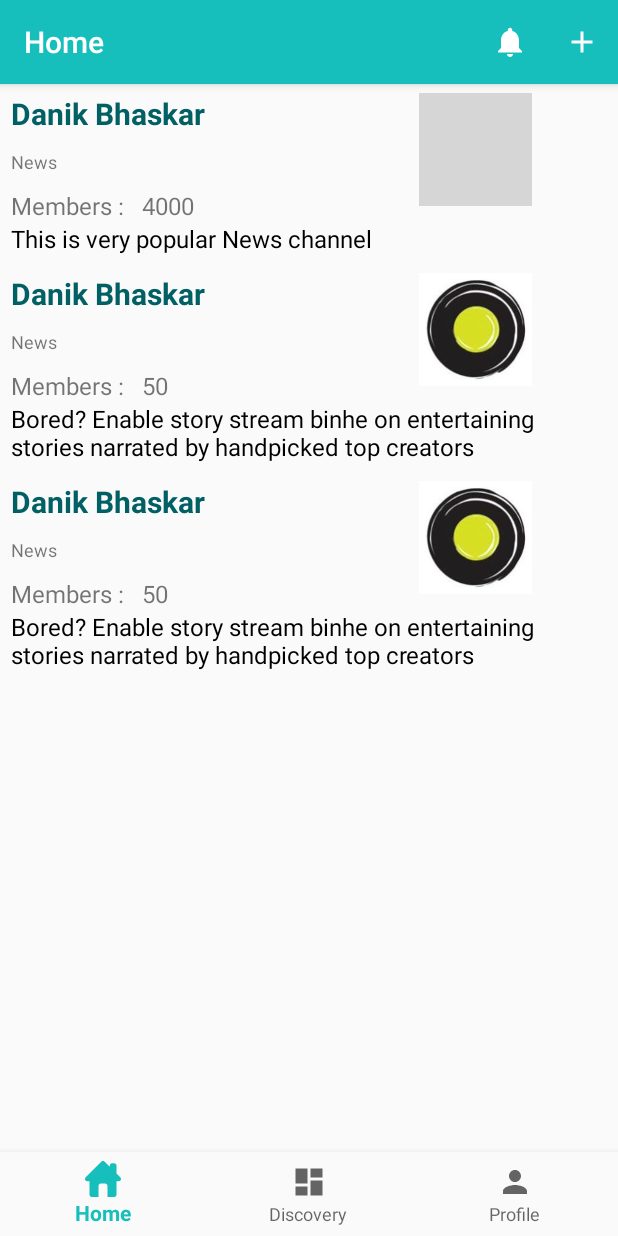
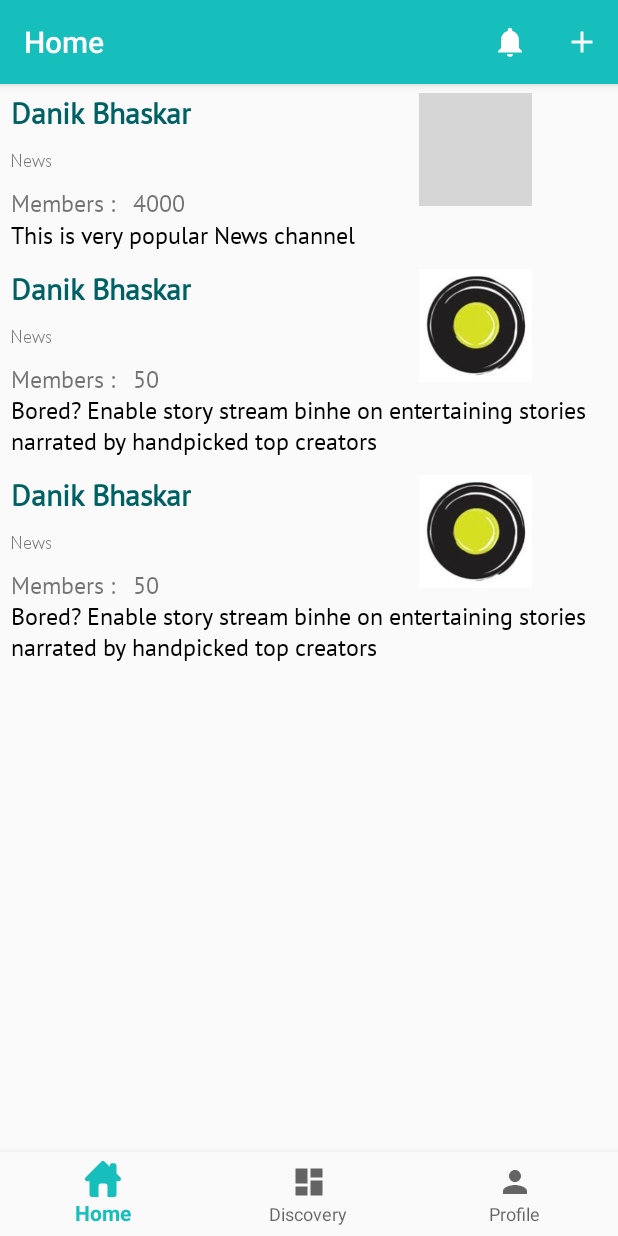
Before and after one commit to androdev700/SuperApp, an Android app: the fragment DiscoveryFragment placed in its activity, on a phone screen of 412 x 824 dp. Run offline under Robolectric (Android 15) with nearby library versions, the phone set to English and light mode, and no system bars; pictures from the network do not load; grey boxes are pictures that could not be loaded.

Commit message:
More Fonts

```diff
--- a/app/src/main/res/layout/discovery_card.xml
+++ b/app/src/main/res/layout/discovery_card.xml
@@ -1,8 +1,5 @@
 <?xml version="1.0" encoding="utf-8"?>
 <LinearLayout xmlns:android="http://schemas.android.com/apk/res/android"
-    xmlns:app="http://schemas.android.com/apk/res-auto"
-    xmlns:card_view="http://schemas.android.com/apk/res-auto"
-    xmlns:tools="http://schemas.android.com/tools"
     android:id="@+id/discovery_card"
     android:layout_width="match_parent"
     android:layout_height="wrap_content"
@@ -20,24 +17,27 @@
         <LinearLayout
             android:layout_width="wrap_content"
             android:layout_height="wrap_content"
-            android:orientation="vertical"
-            android:layout_alignParentStart="true">
+            android:layout_alignParentStart="true"
+            android:orientation="vertical">
+
             <TextView
                 android:id="@+id/title"
                 android:layout_width="wrap_content"
                 android:layout_height="wrap_content"
+                android:fontFamily="@font/pt_sans"
                 android:text="This is title"
                 android:textColor="@color/colorPrimaryDark"
-                android:textStyle="bold"
-                android:textSize="20sp"/>
+                android:textSize="20sp"
+                android:textStyle="bold" />
 
             <TextView
                 android:id="@+id/category"
                 android:layout_width="wrap_content"
                 android:layout_height="wrap_content"
                 android:layout_marginTop="10dp"
-                android:textSize="12sp"
-                android:text="Music - Movies"/>
+                android:fontFamily="@font/pt_sans"
+                android:text="Music - Movies"
+                android:textSize="12sp" />
 
 
             <LinearLayout
@@ -60,26 +60,30 @@
                 <TextView
                     android:layout_width="wrap_content"
                     android:layout_height="wrap_content"
-                    android:textSize="16sp"
-                    android:text="Members : "/>
+                    android:fontFamily="@font/pt_sans"
+                    android:text="Members : "
+                    android:textSize="16sp" />
+
                 <TextView
                     android:id="@+id/rating_count"
                     android:layout_width="wrap_content"
                     android:layout_height="wrap_content"
                     android:layout_marginStart="8dp"
-                    android:textSize="16sp"
-                    android:text="50"/>
+                    android:fontFamily="@font/pt_sans"
+                    android:text="50"
+                    android:textSize="16sp" />
             </LinearLayout>
+
         </LinearLayout>
 
         <ImageView
             android:id="@+id/logo"
             android:layout_width="75dp"
             android:layout_height="75dp"
+            android:layout_alignParentEnd="true"
             android:layout_marginEnd="50dp"
             android:scaleType="fitXY"
-            android:src="@drawable/demo"
-            android:layout_alignParentEnd="true"/>
+            android:src="@drawable/demo" />
 
     </RelativeLayout>
 
@@ -87,8 +91,9 @@
         android:id="@+id/discription"
         android:layout_width="match_parent"
         android:layout_height="wrap_content"
-        android:textSize="16sp"
+        android:fontFamily="@font/pt_sans"
+        android:text="Bored? Enable story stream binhe on entertaining stories narrated by handpicked top creators"
         android:textColor="#000"
-        android:text="Bored? Enable story stream binhe on entertaining stories narrated by handpicked top creators"/>
+        android:textSize="16sp" />
 
 </LinearLayout>
--- a/app/src/main/res/layout/fragment_discovery.xml
+++ b/app/src/main/res/layout/fragment_discovery.xml
@@ -5,7 +5,6 @@
     android:layout_height="match_parent"
     tools:context=".ui.fragment.discovery.DiscoveryFragment">
 
-
     <androidx.recyclerview.widget.RecyclerView
         android:id="@+id/discovery_recyclerview"
         android:layout_width="match_parent"
```
Lines whose indentation alone changed are shown as unchanged.
